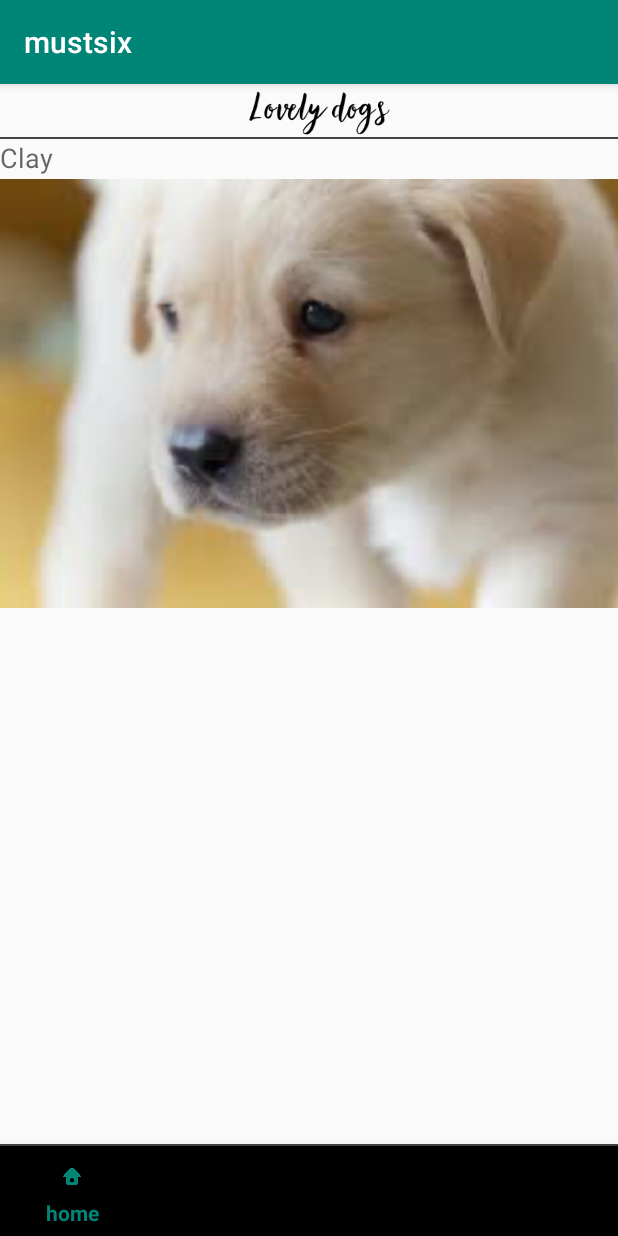
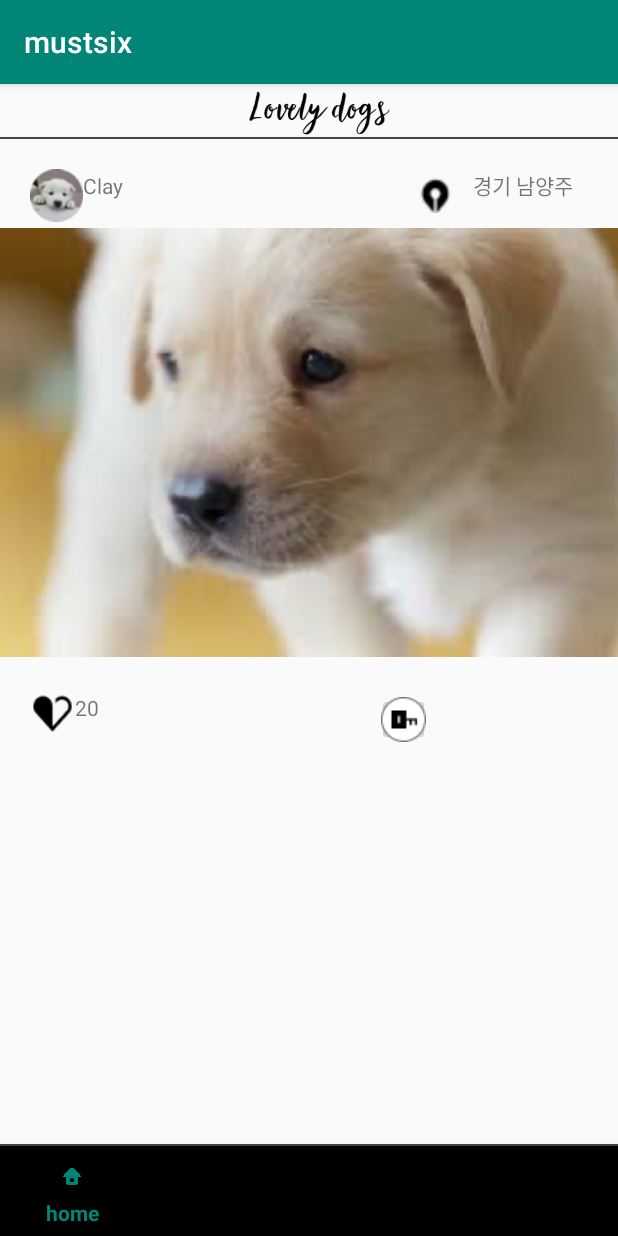
Before and after one commit to MustSix/Abandoned_Dogs_donation_Platform, an Android app: the screen it shows after launch (MainActivity), on a phone screen of 412 x 824 dp. Run offline under Robolectric (Android 15) with nearby library versions, the phone set to English and light mode, and no system bars.

Commit message:
사진파일 추가

```diff
--- a/MustSix-master/app/src/main/res/layout/fragment_home.xml
+++ b/MustSix-master/app/src/main/res/layout/fragment_home.xml
@@ -1,21 +1,74 @@
 <?xml version="1.0" encoding="utf-8"?>
 <LinearLayout xmlns:android="http://schemas.android.com/apk/res/android"
     xmlns:tools="http://schemas.android.com/tools"
+    android:layout_width="match_parent"
+    android:layout_height="match_parent"
+    android:orientation="vertical" >
 
-    android:orientation="vertical" android:layout_width="match_parent"
-    android:layout_height="match_parent">
+    <LinearLayout
+        android:layout_width="match_parent"
+        android:layout_height="wrap_content"
+        android:orientation="horizontal"
+        android:layout_marginTop="20dp">
 
-    <TextView
-        android:id="@+id/ClayName"
-        android:layout_width="wrap_content"
-        android:layout_height="wrap_content"
-        android:text="ClayName"
-        android:textAppearance="@style/TextAppearance.AppCompat.Medium" />
+        <ImageView
+            android:layout_width="35dp"
+            android:layout_height="35dp"
+            android:layout_marginLeft="20dp"
+            android:src="@drawable/clay_icon"></ImageView>
+
+        <TextView
+            android:id="@+id/ClayName"
+            android:layout_width="130dp"
+            android:layout_height="35dp"
+            android:text="Maxwell"
+            tools:text="writer"></TextView>
+
+        <ImageView
+            android:layout_width="30dp"
+            android:layout_height="30dp"
+            android:layout_marginTop="2dp"
+            android:layout_marginLeft="90dp"
+            android:src="@drawable/bd_mappointer"></ImageView>
+
+        <TextView
+            android:layout_width="130dp"
+            android:layout_height="35dp"
+            android:layout_marginLeft="10dp"
+            android:text="경기 남양주"
+            tools:text="location"></TextView>
+    </LinearLayout>
 
     <ImageView
-        android:id="@+id/ClayImange"
         android:layout_width="match_parent"
-        android:layout_height="290dp"
-        android:src="@drawable/clay" />
+        android:layout_height="294dp"
+        android:src="@drawable/clay"></ImageView>
+
+    <LinearLayout
+        android:layout_width="match_parent"
+        android:layout_height="wrap_content"
+        android:layout_below="@id/livefeed_image"
+        android:orientation="horizontal"
+        android:layout_marginTop="20dp">
+
+        <ImageView
+            android:layout_width="30dp"
+            android:layout_height="30dp"
+            android:layout_marginLeft="20dp"
+            android:src="@drawable/bd_favorite"></ImageView>
+
+        <TextView
+            android:layout_width="71dp"
+            android:layout_height="35dp"
+            android:text="20"
+            tools:text="donators watching number"></TextView>
+
+        <ImageButton
+            android:id="@+id/livefeed_donate"
+            android:layout_width="35dp"
+            android:layout_height="35dp"
+            android:layout_marginLeft="130dp"
+            android:src="@drawable/key"></ImageButton>
+    </LinearLayout>
 
 </LinearLayout>
```
Also changed, not shown: MustSix-master/app/src/main/res/drawable/ic_donate.png (added), MustSix-master/app/src/main/res/drawable/livefeed_image.png (added).
